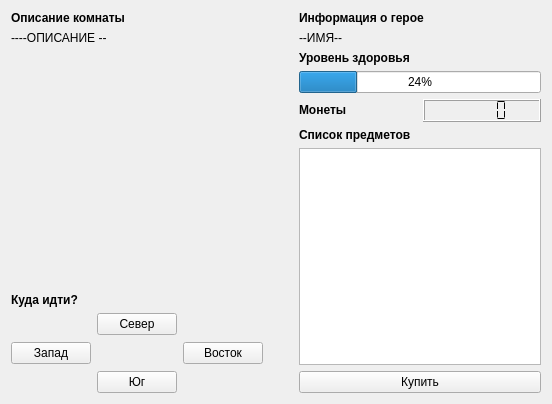
Old version of the form game/ui/mainwindow.ui in the repository LosYear/qt-practice.
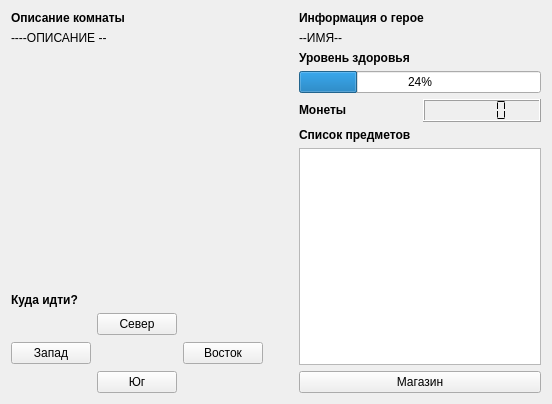
New version of the form.

What changed in the file:
```diff
--- a/game/ui/mainwindow.ui
+++ b/game/ui/mainwindow.ui
@@ -208,7 +208,7 @@
         <item>
          <widget class="QPushButton" name="buyButton">
           <property name="text">
-           <string>Купить</string>
+           <string>Магазин</string>
           </property>
          </widget>
         </item>
```
Left out of the diff: 2 changed lines with no effect on the pictures.
